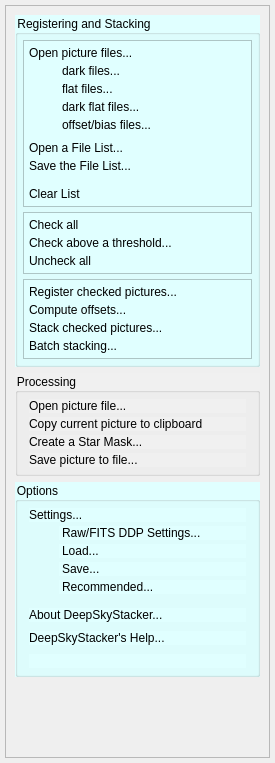
This is DeepSkyStacker/ui/ExplorerBar.ui in deepskystacker/DSS as Qt 5 draws it before an edit. The edited form follows.
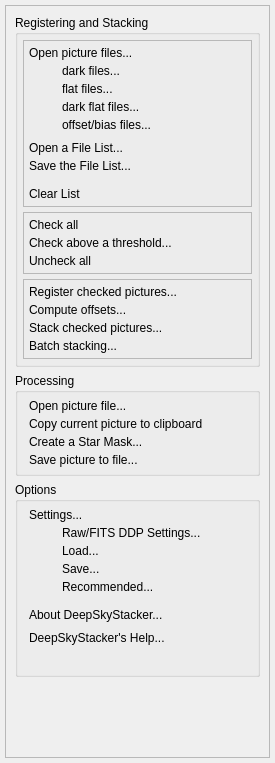
This is the edited form.

Commit message: Qt Dark/Light theme support (with ifdef guards)

What changed in the file:
```diff
--- a/DeepSkyStacker/ui/ExplorerBar.ui
+++ b/DeepSkyStacker/ui/ExplorerBar.ui
@@ -114,7 +114,7 @@
            </sizepolicy>
           </property>
           <property name="styleSheet">
-           <string notr="true">background-color: lightcyan</string>
+           <string notr="true"/>
           </property>
           <property name="title">
            <string comment="IDC_STACKING_TITLE">Registering and Stacking</string>
@@ -392,7 +392,7 @@
            </sizepolicy>
           </property>
           <property name="styleSheet">
-           <string notr="true">background-color: rgb(240, 240, 240)</string>
+           <string notr="true"/>
           </property>
           <property name="title">
            <string comment="IDC_PROCESSING_TITLE">Processing</string>
@@ -453,7 +453,7 @@
            </sizepolicy>
           </property>
           <property name="styleSheet">
-           <string notr="true">background-color: lightcyan</string>
+           <string notr="true"/>
           </property>
           <property name="title">
            <string comment="IDC_OPTIONS_TITLE">Options</string>
```
The commit also changes 1 other file.
